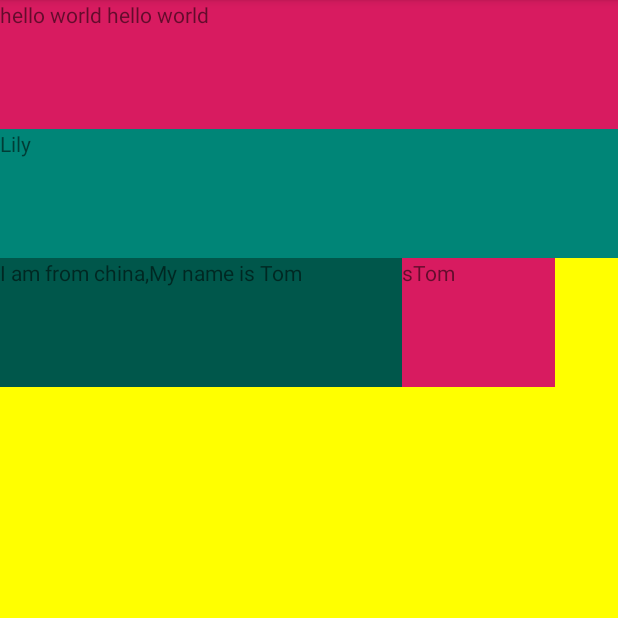
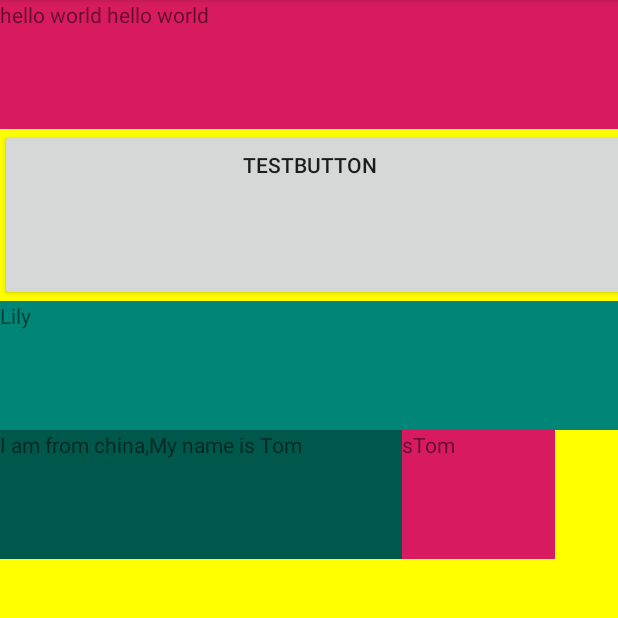
Before and after one commit to kgbky/CustomViewDemo, an Android app: the screen it shows after launch (MainActivity), on a phone screen of 412 x 824 dp, the part 84-702 px from its top. Run offline under Robolectric (Android 15) with nearby library versions, the phone set to English and light mode, and no system bars.

Commit message:
学习自定义View、自定义ViewGroup

```diff
--- a/app/src/main/res/layout/activity_main.xml
+++ b/app/src/main/res/layout/activity_main.xml
@@ -9,12 +9,15 @@
     <com.example.customviewapplication.BaseView
         android:layout_width="wrap_content"
         android:layout_height="wrap_content"
+        android:visibility="visible"
         app:layout_constraintStart_toStartOf="parent"
         app:layout_constraintTop_toTopOf="parent" />
 
     <com.example.customviewapplication.BaseLayout
         android:layout_width="0dp"
         android:layout_height="wrap_content"
+        android:onClick="test"
+        android:tag="abc"
         app:layout_constraintStart_toStartOf="parent"
         app:layout_constraintTop_toTopOf="parent">
 
@@ -23,6 +26,13 @@
             android:layout_height="wrap_content"
             android:background="@color/colorAccent"
             android:text="hello world hello world" />
+
+        <com.example.customviewapplication.BaseButton
+            android:id="@+id/baseButton"
+            android:layout_width="match_parent"
+            android:layout_height="wrap_content"
+            android:onClick="test2"
+            android:text="testButton" />
 
         <TextView
             android:layout_width="match_parent"
@@ -41,6 +51,7 @@
             android:layout_height="wrap_content"
             android:background="@color/colorAccent"
             android:text="sTom" />
+
     </com.example.customviewapplication.BaseLayout>
 
 </androidx.constraintlayout.widget.ConstraintLayout>
```
Also changed, not shown: app/src/main/java/com/example/customviewapplication/BaseButton.java (added, +37 -0 lines), app/src/main/java/com/example/customviewapplication/BaseLayout.java (+46 -0 lines), app/src/main/java/com/example/customviewapplication/BaseView.java (+10 -0 lines), app/src/main/java/com/example/customviewapplication/MainActivity.java (+42 -2 lines), app/src/main/res/mipmap-hdpi/image_3.png (added), 1 other file.
